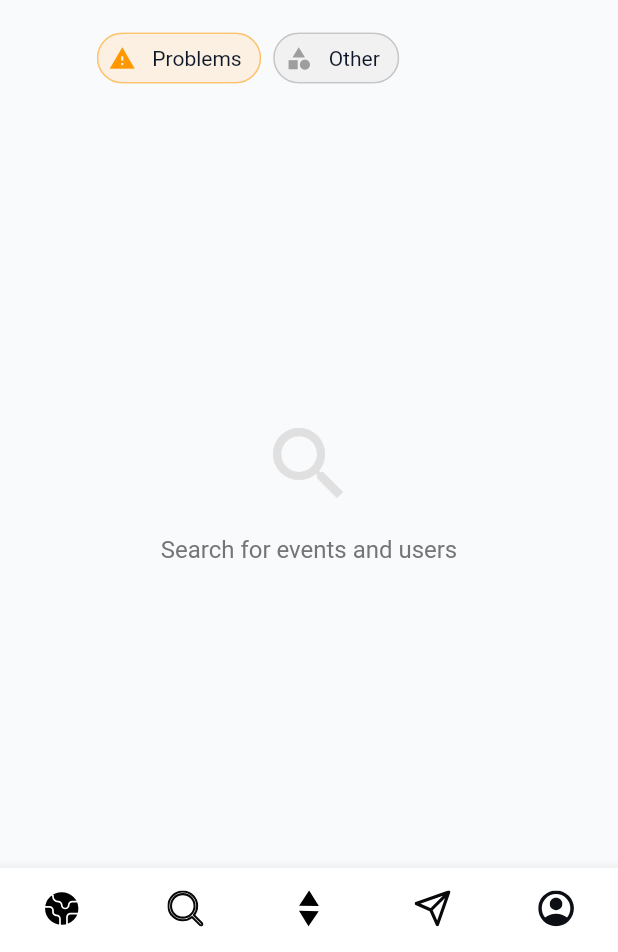
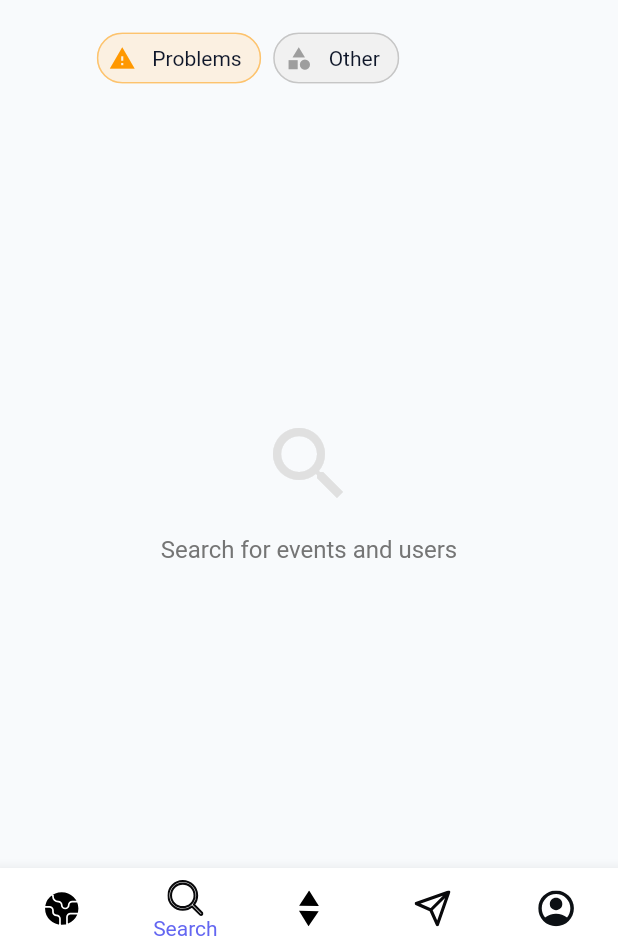
Before and after one commit to OscarIsorez/socialnet, a Flutter app: the MainPage screen opened by its route, item 2 of the bottom bar chosen, on a phone screen of 412 x 824 dp, the part 284-1236 px from its top. Run offline on Flutter 3.47's test engine with Material 3 defaults, Android fonts, the phone set to English and light mode, and no system bars; our stand-ins replace cached_network_image, connectivity_plus, dartz, equatable, flutter_bloc, flutter_map and 5 more; accounts and stored records are empty.

Commit message:
feat: Update BottomNavigationBar to show labels for each tab

```diff
--- a/lib/presentation/widgets/common/app_bottom_navigation_bar.dart
+++ b/lib/presentation/widgets/common/app_bottom_navigation_bar.dart
@@ -17,28 +17,28 @@ class AppBottomNavigationBar extends StatelessWidget {
       currentIndex: currentIndex,
       onTap: onTap,
       type: BottomNavigationBarType.fixed,
-      showSelectedLabels: false,
+      showSelectedLabels: true,
       showUnselectedLabels: false,
       items: [
         BottomNavigationBarItem(
           icon: SvgPicture.asset('assets/earth.svg', height: 24),
-          label: '',
+          label: 'Discover',
         ),
         BottomNavigationBarItem(
           icon: SvgPicture.asset('assets/search.svg', height: 24),
-          label: '',
+          label: 'Search',
         ),
         BottomNavigationBarItem(
           icon: SvgPicture.asset('assets/scroll.svg', height: 24),
-          label: '',
+          label: 'Feed',
         ),
         BottomNavigationBarItem(
           icon: SvgPicture.asset('assets/send.svg', height: 24),
-          label: '',
+          label: 'Chat',
         ),
         BottomNavigationBarItem(
           icon: SvgPicture.asset('assets/profile.svg', height: 24),
-          label: '',
+          label: 'Profile',
         ),
       ],
     );
```
